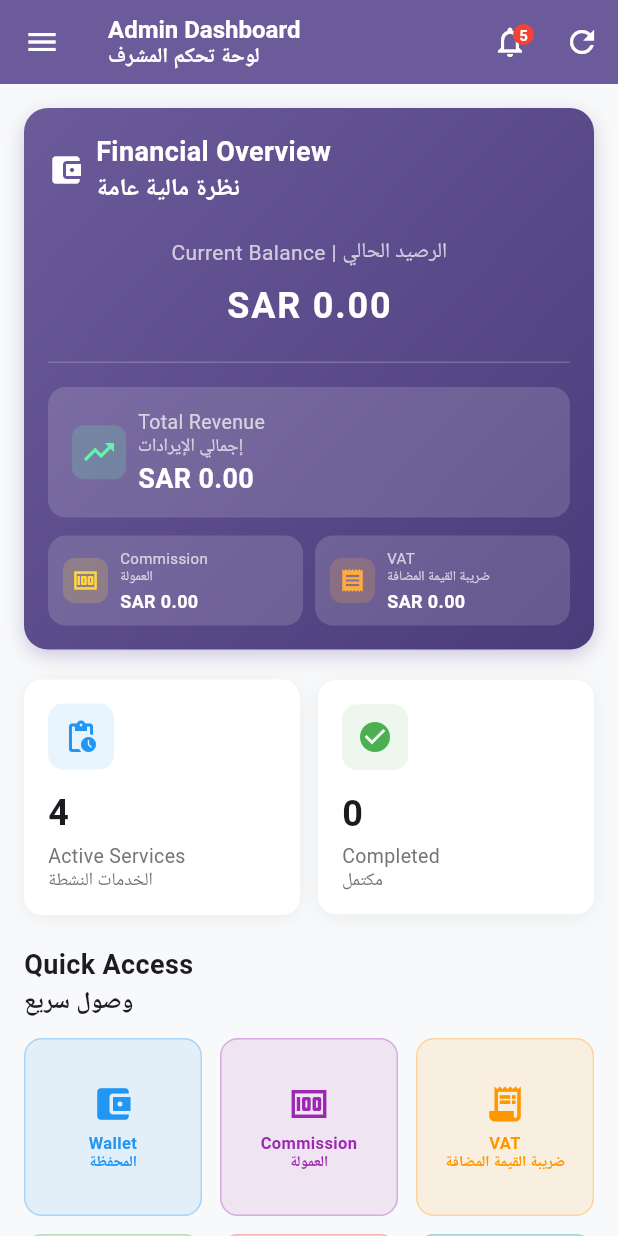
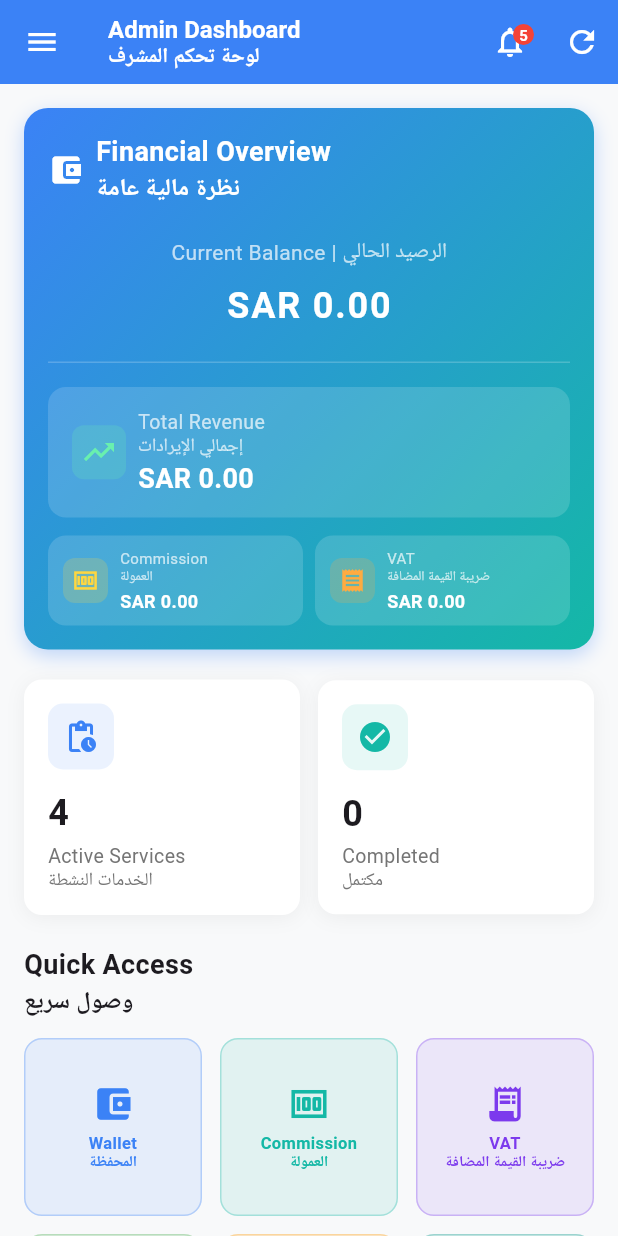
Before and after one commit to WaseeqSiddiqui/HANDYMAN_Admin_And_Worker_App, a Flutter app: the AdminDashboard screen opened directly with empty values, on a phone screen of 412 x 824 dp. Run offline on Flutter 3.47's test engine with Material 3 defaults, Android fonts, the phone set to English and light mode, and no system bars; our stand-ins replace open_filex, pdf.

```diff
--- a/lib/main.dart
+++ b/lib/main.dart
@@ -26,15 +26,15 @@ class AdminWorkerApp extends StatelessWidget {
 
         theme: ThemeData(
           colorScheme: ColorScheme.fromSeed(
-            seedColor: const Color(0xFF6B5B9A),
+            seedColor: const Color(0xFF7C3AED), // Updated to deep purple
             brightness: Brightness.light,
           ),
           useMaterial3: true,
-          scaffoldBackgroundColor: const Color(0xFFF8F9FA),
+          scaffoldBackgroundColor: const Color(0xFFF8F9FA), // Updated to match customer app
         ),
         darkTheme: ThemeData(
           colorScheme: ColorScheme.fromSeed(
-            seedColor: const Color(0xFF6B5B9A),
+            seedColor: const Color(0xFF7C3AED), // Updated to deep purple
             brightness: Brightness.dark,
           ),
           useMaterial3: true,
--- a/lib/screens/dashboard/complete_admin_dashboard.dart
+++ b/lib/screens/dashboard/complete_admin_dashboard.dart
@@ -5,7 +5,7 @@ import '/services/financial_service.dart';
 import '/providers/app_state_provider.dart';
 import '/models/financial_transaction_model.dart';
 import '/utils/admin_translations.dart';
-import '/widgets/bilingual_text.dart'; // Add this import
+import '/widgets/bilingual_text.dart';
 
 // Import admin screens
 import '/admin/admin_wallet_screen.dart';
@@ -64,7 +64,6 @@ class AdminDashboardState extends State<AdminDashboard> {
 
     final appState = Provider.of<AppStateProvider>(context, listen: false);
 
-    // ✅ FIXED: Count ALL active services using string comparison
     final activeServices = appState.adminAllActiveServices.where((service) {
       final statusString = service.status.toString().toLowerCase();
       return !statusString.contains('completed') &&
@@ -76,13 +75,13 @@ class AdminDashboardState extends State<AdminDashboard> {
     return Scaffold(
       backgroundColor: const Color(0xFFF8F9FA),
       appBar: AppBar(
-        title: BilingualText( // ✅ Bilingual app bar title
+        title: BilingualText(
           english: AdminTranslations.split(AdminTranslations.adminDashboard)[0],
           arabic: AdminTranslations.split(AdminTranslations.adminDashboard)[1],
           englishStyle: const TextStyle(fontSize: 16, fontWeight: FontWeight.w600),
           arabicStyle: const TextStyle(fontSize: 14, fontWeight: FontWeight.w600),
         ),
-        backgroundColor: const Color(0xFF6B5B9A),
+        backgroundColor: const Color(0xFF3B82F6), // Electric Blue as primary
         foregroundColor: Colors.white,
         elevation: 0,
         actions: [
@@ -143,7 +142,7 @@ class AdminDashboardState extends State<AdminDashboard> {
                     _buildQuickAccessGrid(),
                     const SizedBox(height: 20),
                     _buildRecentActivity(),
-                    const SizedBox(height: 20), // Extra bottom padding to prevent overflow
+                    const SizedBox(height: 20),
                   ],
                 ),
               ),
@@ -163,7 +162,7 @@ class AdminDashboardState extends State<AdminDashboard> {
             width: double.infinity,
             decoration: const BoxDecoration(
               gradient: LinearGradient(
-                colors: [Color(0xFF6B5B9A), Color(0xFF4A3B7A)],
+                colors: [Color(0xFF3B82F6), Color(0xFF14B8A6)], // Electric Blue to Accent Teal
                 begin: Alignment.topLeft,
                 end: Alignment.bottomRight,
               ),
@@ -179,10 +178,10 @@ class AdminDashboardState extends State<AdminDashboard> {
                     const CircleAvatar(
                       radius: 30,
                       backgroundColor: Colors.white,
-                      child: Icon(Icons.admin_panel_settings, size: 32, color: Color(0xFF6B5B9A)),
+                      child: Icon(Icons.admin_panel_settings, size: 32, color: Color(0xFF3B82F6)), // Electric Blue
                     ),
                     const SizedBox(height: 12),
-                    BilingualText( // ✅ Bilingual admin panel title
+                    BilingualText(
                       english: AdminTranslations.split(AdminTranslations.adminPanel)[0],
                       arabic: AdminTranslations.split(AdminTranslations.adminPanel)[1],
                       englishStyle: const TextStyle(
@@ -276,7 +275,7 @@ class AdminDashboardState extends State<AdminDashboard> {
             ),
           ),
 
-          // ✅ FIXED: Logout button layout to match worker dashboard
+          // Logout button
           const Divider(height: 1),
           SafeArea(
             top: false,
@@ -319,7 +318,7 @@ class AdminDashboardState extends State<AdminDashboard> {
       children: [
         Padding(
           padding: const EdgeInsets.fromLTRB(16, 16, 16, 8),
-          child: BilingualText( // ✅ Bilingual section titles
+          child: BilingualText(
             english: titleParts[0],
             arabic: titleParts[1],
             englishStyle: TextStyle(
@@ -344,8 +343,8 @@ class AdminDashboardState extends State<AdminDashboard> {
     final titleParts = AdminTranslations.split(bilingualTitle);
 
     return ListTile(
-      leading: Icon(icon, size: 22, color: const Color(0xFF6B5B9A)),
-      title: BilingualText( // ✅ Bilingual drawer items
+      leading: Icon(icon, size: 22, color: const Color(0xFF3B82F6)), // Electric Blue
+      title: BilingualText(
         english: titleParts[0],
         arabic: titleParts[1],
         englishStyle: const TextStyle(fontSize: 15),
@@ -414,14 +413,14 @@ class AdminDashboardState extends State<AdminDashboard> {
       padding: const EdgeInsets.all(16),
       decoration: BoxDecoration(
         gradient: const LinearGradient(
-          colors: [Color(0xFF6B5B9A), Color(0xFF4A3B7A)],
+          colors: [Color(0xFF3B82F6), Color(0xFF14B8A6)], // Electric Blue to Accent Teal
           begin: Alignment.topLeft,
           end: Alignment.bottomRight,
         ),
         borderRadius: BorderRadius.circular(16),
         boxShadow: [
           BoxShadow(
-            color: const Color(0xFF6B5B9A).withOpacity(0.3),
+            color: const Color(0xFF3B82F6).withOpacity(0.3), // Electric Blue shadow
             blurRadius: 10,
             offset: const Offset(0, 4),
           ),
@@ -434,7 +433,7 @@ class AdminDashboardState extends State<AdminDashboard> {
             children: [
               const Icon(Icons.account_balance_wallet, color: Colors.white, size: 24),
               const SizedBox(width: 8),
-              BilingualText( // ✅ Bilingual financial overview title
+              BilingualText(
                 english: AdminTranslations.split(AdminTranslations.financialOverview)[0],
                 arabic: AdminTranslations.split(AdminTranslations.financialOverview)[1],
                 englishStyle: const TextStyle(
@@ -451,7 +450,7 @@ class AdminDashboardState extends State<AdminDashboard> {
             ],
           ),
           const SizedBox(height: 20),
-          // ✅ CURRENT BALANCE - Most Prominent (matches admin wallet screen)
+          // CURRENT BALANCE
           Center(
             child: Column(
               children: [
@@ -481,7 +480,7 @@ class AdminDashboardState extends State<AdminDashboard> {
             color: Colors.white.withOpacity(0.2),
           ),
           const SizedBox(height: 16),
-          // ✅ Total Revenue
+          // Total Revenue
           _buildFinancialMetric(
             AdminTranslations.totalRevenue,
             'SAR ${totalRevenue.toStringAsFixed(2)}',
@@ -489,7 +488,7 @@ class AdminDashboardState extends State<AdminDashboard> {
             Colors.greenAccent,
           ),
           const SizedBox(height: 12),
-          // ✅ Commission & VAT
+          // Commission & VAT
           Row(
             children: [
               Expanded(
@@ -543,7 +542,7 @@ class AdminDashboardState extends State<AdminDashboard> {
             child: Column(
               crossAxisAlignment: CrossAxisAlignment.start,
               children: [
-                BilingualText( // ✅ Bilingual metric labels
+                BilingualText(
                   english: labelParts[0],
                   arabic: labelParts[1],
                   englishStyle: TextStyle(
@@ -583,7 +582,7 @@ class AdminDashboardState extends State<AdminDashboard> {
             AdminTranslations.activeServices,
             activeServices.toString(),
             Icons.pending_actions,
-            Colors.blue,
+            Color(0xFF3B82F6), // Electric Blue
           ),
         ),
         const SizedBox(width: 12),
@@ -592,7 +591,7 @@ class AdminDashboardState extends State<AdminDashboard> {
             AdminTranslations.completed,
             completedServices.toString(),
             Icons.check_circle,
-            Colors.green,
+            Color(0xFF14B8A6), // Accent Teal
           ),
         ),
       ],
@@ -635,7 +634,7 @@ class AdminDashboardState extends State<AdminDashboard> {
             ),
           ),
           const SizedBox(height: 4),
-          BilingualText( // ✅ Bilingual stat labels
+          BilingualText(
             english: labelParts[0],
             arabic: labelParts[1],
             englishStyle: TextStyle(
@@ -658,7 +657,7 @@ class AdminDashboardState extends State<AdminDashboard> {
     return Column(
       crossAxisAlignment: CrossAxisAlignment.start,
       children: [
-        BilingualText( // ✅ Bilingual quick access title
+        BilingualText(
           english: AdminTranslations.split(AdminTranslations.quickAccess)[0],
           arabic: AdminTranslations.split(AdminTranslations.quickAccess)[1],
           englishStyle: const TextStyle(fontSize: 18, fontWeight: FontWeight.bold),
@@ -671,24 +670,24 @@ class AdminDashboardState extends State<AdminDashboard> {
           crossAxisCount: 3,
           crossAxisSpacing: 12,
           mainAxisSpacing: 12,
-          childAspectRatio: 1.0, // Reduced from 1.1 to prevent overflow
+          childAspectRatio: 1.0,
           children: [
             _buildQuickAccessCard(
               AdminTranslations.wallet,
               Icons.account_balance_wallet,
-              Colors.blue,
+              Color(0xFF3B82F6), // Electric Blue
                   () => Navigator.push(context, MaterialPageRoute(builder: (context) => const AdminWalletScreen())),
             ),
             _buildQuickAccessCard(
               AdminTranslations.commission,
               Icons.money,
-              Colors.purple,
+              Color(0xFF14B8A6), // Accent Teal
                   () => Navigator.push(context, MaterialPageRoute(builder: (context) => const CommissionManagementScreen())),
             ),
             _buildQuickAccessCard(
               AdminTranslations.vat,
               Icons.receipt_long,
-              Colors.orange,
+              Color(0xFF7C3AED), // Deep Purple (secondary)
                   () => Navigator.push(context, MaterialPageRoute(builder: (context) => const VATManagementScreen())),
             ),
             _buildQuickAccessCard(
@@ -700,7 +699,7 @@ class AdminDashboardState extends State<AdminDashboard> {
             _buildQuickAccessCard(
               AdminTranslations.services,
               Icons.assignment,
-              Colors.red,
+              Colors.orange,
                   () => Navigator.push(context, MaterialPageRoute(builder: (context) => const ServiceRequestsScreen())),
             ),
             _buildQuickAccessCard(
@@ -712,7 +711,7 @@ class AdminDashboardState extends State<AdminDashboard> {
             _buildQuickAccessCard(
               AdminTranslations.serviceMgmt,
               Icons.build,
-              Colors.deepPurple,
+              Color(0xFF3B82F6), // Electric Blue
                   () => Navigator.push(context, MaterialPageRoute(builder: (context) => const ServiceManagementScreen())),
             ),
           ],
@@ -737,21 +736,21 @@ class AdminDashboardState extends State<AdminDashboard> {
         child: Column(
           mainAxisAlignment: MainAxisAlignment.center,
           children: [
-            Icon(icon, color: color, size: 28), // Reduced from 32
-            const SizedBox(height: 6), // Reduced from 8
-            BilingualText( // ✅ Bilingual quick access labels
+            Icon(icon, color: color, size: 28),
+            const SizedBox(height: 6),
+            BilingualText(
               english: labelParts[0],
               arabic: labelParts[1],
               englishStyle: TextStyle(
                 color: color,
                 fontWeight: FontWeight.w600,
-                fontSize: 11, // Reduced from 12
+                fontSize: 11,
                 height: 1.2,
               ),
               arabicStyle: TextStyle(
                 color: color,
                 fontWeight: FontWeight.w600,
-                fontSize: 10, // Reduced from 11
+                fontSize: 10,
                 height: 1.2,
               ),
               textAlign: TextAlign.center,
@@ -771,7 +770,7 @@ class AdminDashboardState extends State<AdminDashboard> {
         Row(
           mainAxisAlignment: MainAxisAlignment.spaceBetween,
           children: [
-            BilingualText( // ✅ Bilingual recent services title
+            BilingualText(
               english: AdminTranslations.split(AdminTranslations.recentServices)[0],
               arabic: AdminTranslations.split(AdminTranslations.recentServices)[1],
               englishStyle: const TextStyle(fontSize: 18, fontWeight: FontWeight.bold),
@@ -786,7 +785,7 @@ class AdminDashboardState extends State<AdminDashboard> {
                 english: AdminTranslations.split(AdminTranslations.viewAll)[0],
                 arabic: AdminTranslations.split(AdminTranslations.viewAll)[1],
                 englishStyle: const TextStyle(fontSize: 14),
-                arabicStyle: const TextStyle(fontSize: 13), // Smaller Arabic font size
+                arabicStyle: const TextStyle(fontSize: 13),
               ),
             ),
           ],
@@ -804,7 +803,7 @@ class AdminDashboardState extends State<AdminDashboard> {
                 children: [
                   Icon(Icons.inbox, size: 48, color: Colors.grey[300]),
                   const SizedBox(height: 12),
-                  BilingualText( // ✅ Bilingual empty state
+                  BilingualText(
                     english: AdminTranslations.split(AdminTranslations.noRecentServices)[0],
                     arabic: AdminTranslations.split(AdminTranslations.noRecentServices)[1],
                     englishStyle: TextStyle(color: Colors.grey[600]),
@@ -876,7 +875,7 @@ class AdminDashboardState extends State<AdminDashboard> {
                 style: const TextStyle(
                   fontWeight: FontWeight.bold,
                   fontSize: 15,
-                  color: Color(0xFF6B5B9A),
+                  color: Color(0xFF3B82F6), // Electric Blue
                 ),
               ),
               Text(
```
Also changed, not shown: lib/admin/reviews_screen.dart (+4 -4 lines), lib/admin/service_management_screen.dart (+14 -14 lines), lib/admin/worker_management_screen.dart (+12 -11 lines).
